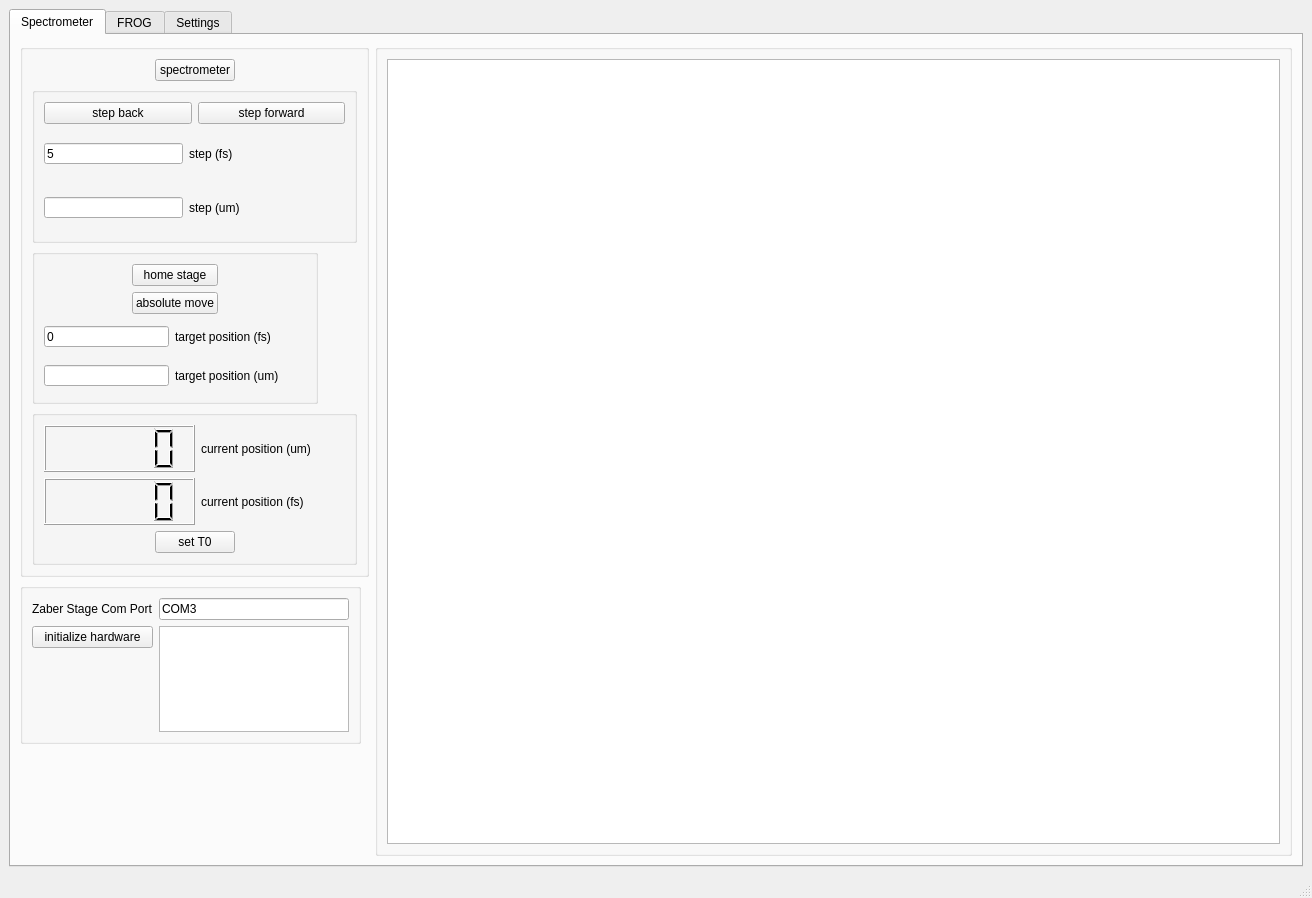
Above: qt_designer/form.ui from peter-chang62/Chi-3-FROG before the change. Below: the same form after it.
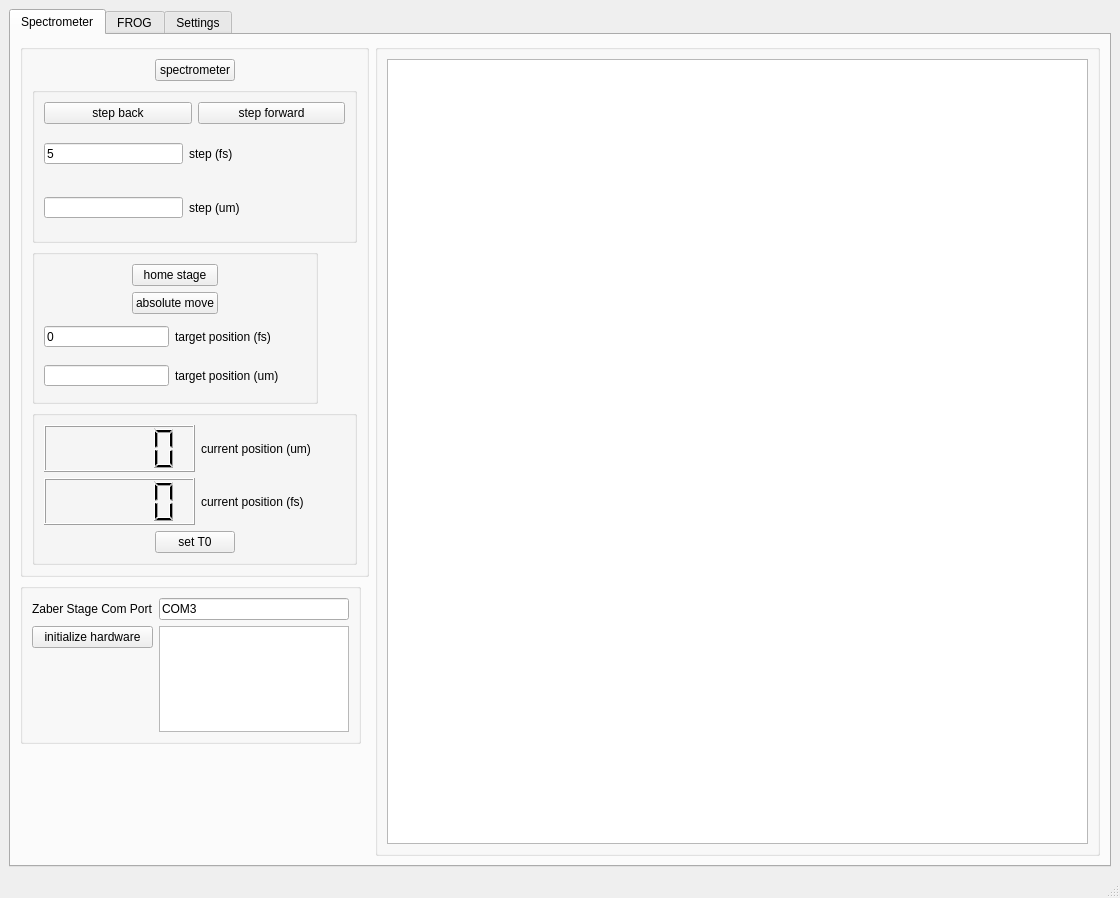
That is the form after the change. Custom widgets are drawn as their Qt base class.

Commit message: okay try this

```diff
--- a/qt_designer/form.ui
+++ b/qt_designer/form.ui
@@ -6,7 +6,7 @@
    <rect>
     <x>0</x>
     <y>0</y>
-    <width>1312</width>
+    <width>1120</width>
     <height>898</height>
    </rect>
   </property>
@@ -395,21 +395,6 @@
           </layout>
          </widget>
         </item>
-        <item row="0" column="1" rowspan="3">
-         <widget class="QGroupBox" name="groupBox">
-          <property name="minimumSize">
-           <size>
-            <width>501</width>
-            <height>454</height>
-           </size>
-          </property>
-          <layout class="QGridLayout" name="gridLayout">
-           <item row="0" column="0">
-            <widget class="PlotWidget" name="gv_spectrum"/>
-           </item>
-          </layout>
-         </widget>
-        </item>
         <item row="1" column="0">
          <widget class="QGroupBox" name="groupBox">
           <property name="minimumSize">
@@ -465,18 +450,20 @@
           </layout>
          </widget>
         </item>
-        <item row="2" column="0">
-         <spacer name="verticalSpacer_2">
-          <property name="orientation">
-           <enum>Qt::Orientation::Vertical</enum>
-          </property>
-          <property name="sizeHint" stdset="0">
+        <item row="0" column="1" rowspan="3">
+         <widget class="QGroupBox" name="groupBox">
+          <property name="minimumSize">
            <size>
-            <width>20</width>
-            <height>42</height>
+            <width>501</width>
+            <height>454</height>
            </size>
           </property>
-         </spacer>
+          <layout class="QGridLayout" name="gridLayout">
+           <item row="0" column="0">
+            <widget class="PlotWidget" name="gv_spectrum"/>
+           </item>
+          </layout>
+         </widget>
         </item>
        </layout>
       </widget>
```
Left out of the diff: 33 changed lines with no effect on the pictures. The commit also changes 2 other files.
